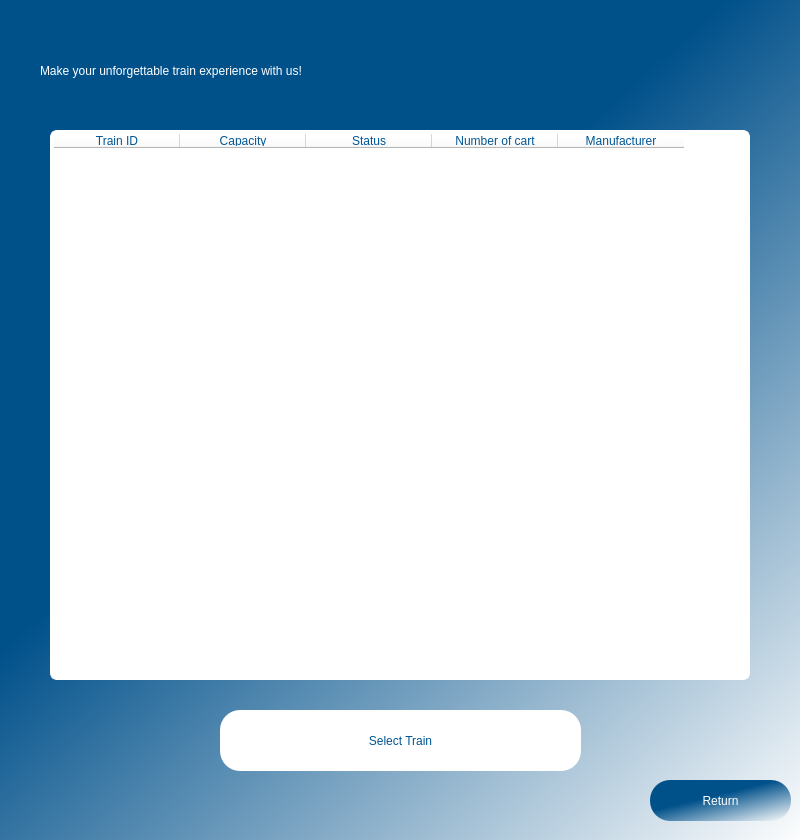
Qt form ui/ShowTrains.ui (kareemsakkary/TrainBookingSystem) before a commit.
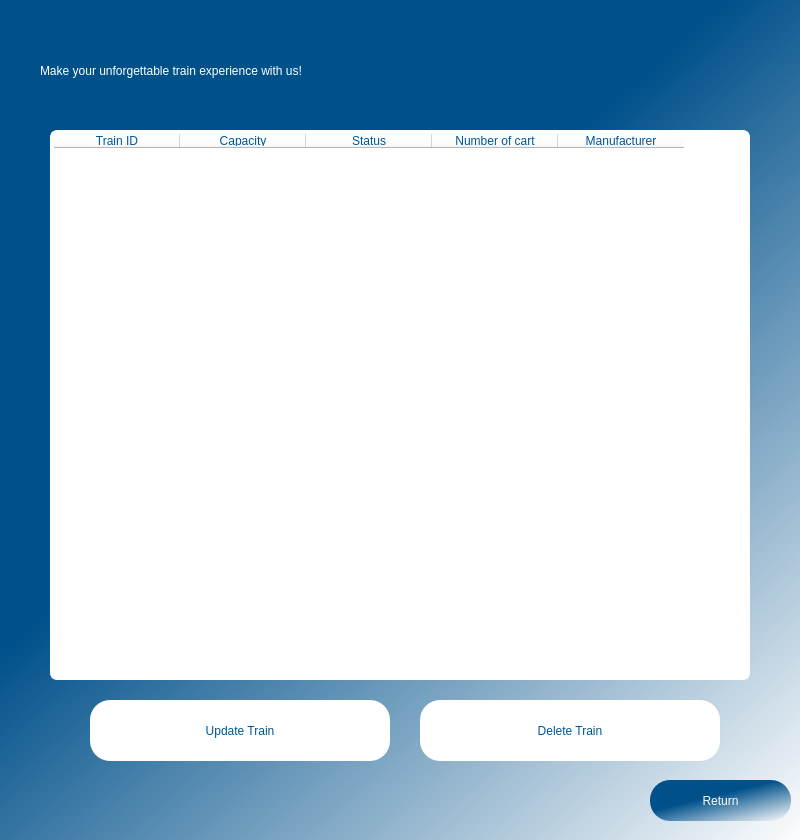
The same form after that commit.

Commit message: delete train

The edit to the form file:
```diff
--- a/ui/ShowTrains.ui
+++ b/ui/ShowTrains.ui
@@ -49,9 +49,9 @@
    <widget class="QPushButton" name="selectTrainButton">
     <property name="geometry">
      <rect>
-      <x>220</x>
-      <y>710</y>
-      <width>361</width>
+      <x>90</x>
+      <y>700</y>
+      <width>300</width>
       <height>61</height>
      </rect>
     </property>
@@ -69,7 +69,7 @@
 }</string>
     </property>
     <property name="text">
-     <string>Select Train</string>
+     <string>Update Train</string>
     </property>
    </widget>
    <widget class="QPushButton" name="returnButton">
@@ -163,6 +163,32 @@
      <string/>
     </property>
    </widget>
+   <widget class="QPushButton" name="deleteTrainButton">
+    <property name="geometry">
+     <rect>
+      <x>420</x>
+      <y>700</y>
+      <width>300</width>
+      <height>61</height>
+     </rect>
+    </property>
+    <property name="styleSheet">
+     <string notr="true">QPushButton{
+border-radius: 20px;
+background-color: rgb(255, 255, 255);
+font: 63 12pt &quot;Sitka Small Semibold&quot;;
+color:rgb(0, 86, 148);
+}
+
+QPushButton:hover{
+	background-color: #00508a;
+	color:white;
+}</string>
+    </property>
+    <property name="text">
+     <string>Delete Train</string>
+    </property>
+   </widget>
   </widget>
  </widget>
  <resources/>
```
Left out of the diff: 2 changed lines with no effect on the pictures. The commit also changes 2 other files.
